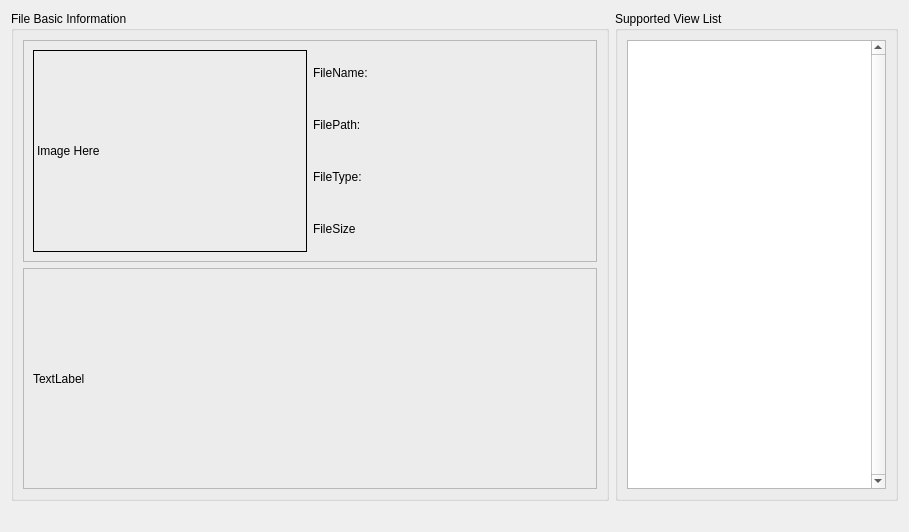
This is src/designer/views/filedescriptionview/FileDescriptionView.ui in igemsoftware/USTC-Software_2011 as Qt 5 draws it before an edit. The edited form follows.
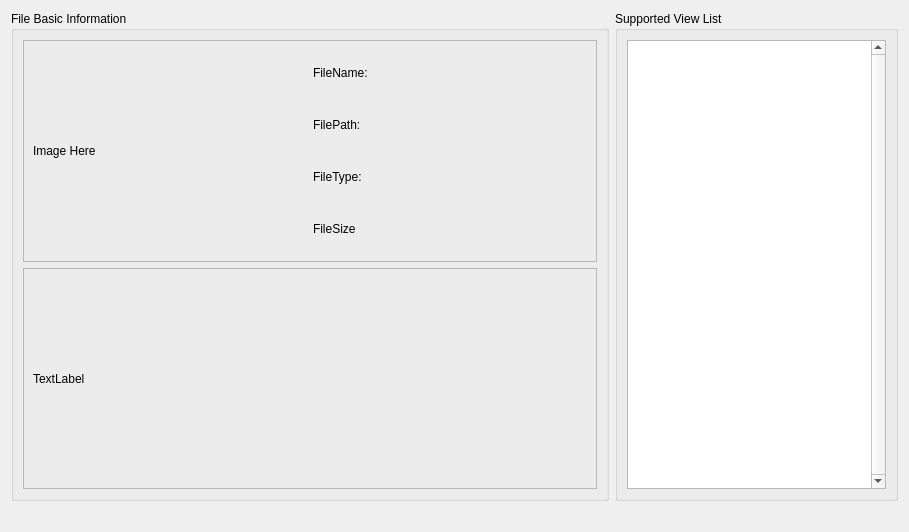
This is the edited form.

```diff
--- a/src/designer/views/filedescriptionview/FileDescriptionView.ui
+++ b/src/designer/views/filedescriptionview/FileDescriptionView.ui
@@ -34,6 +34,9 @@
            <property name="frameShape">
             <enum>QFrame::Box</enum>
            </property>
+           <property name="lineWidth">
+            <number>0</number>
+           </property>
            <property name="text">
             <string>Image Here</string>
            </property>
```
Left out of the diff: 2 changed lines with no effect on the pictures.
